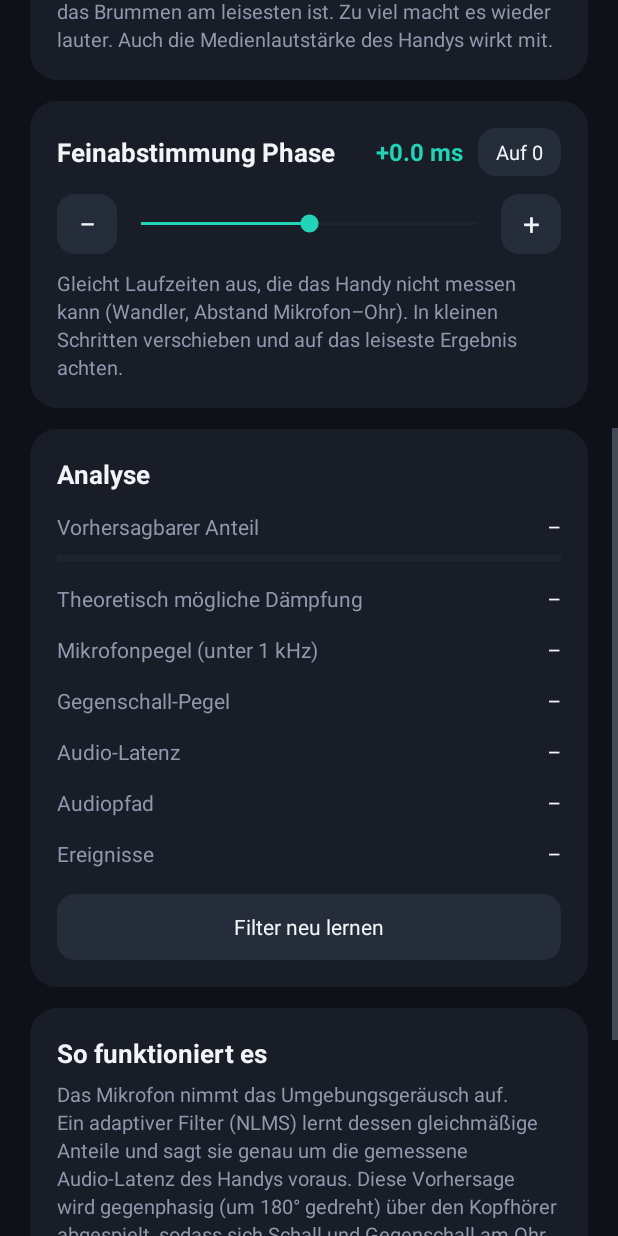
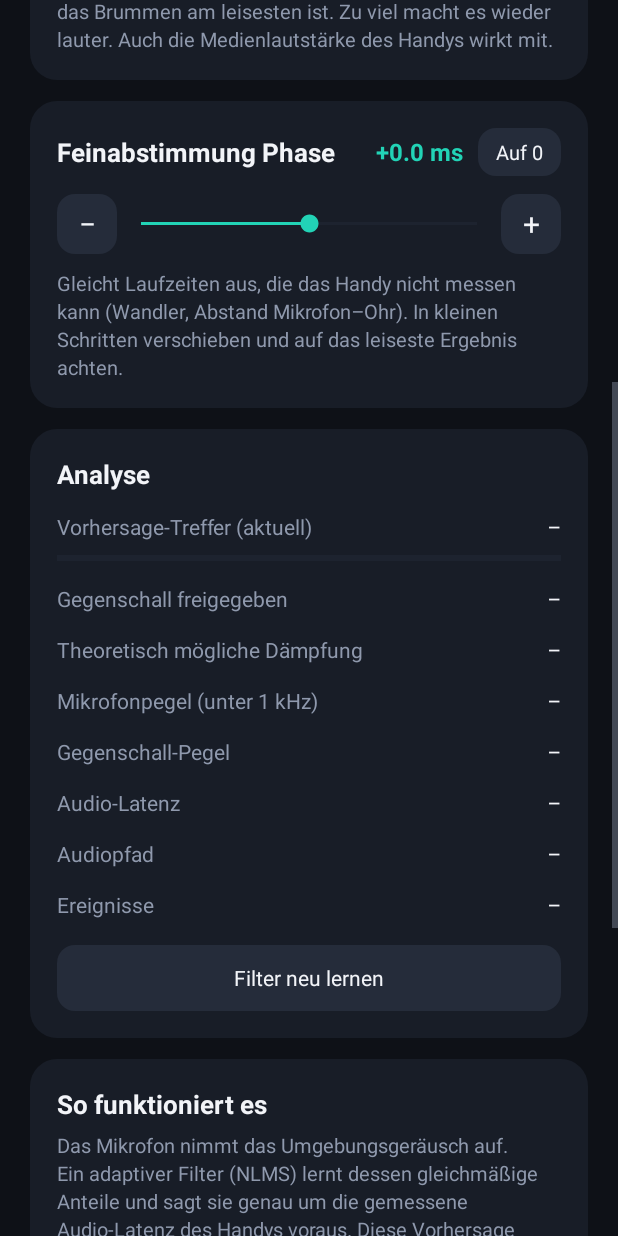
Before and after one commit to VanilleBro/NoiseCancel, an Android app: the screen it shows after launch (MainActivity), scrolled down 576 dp, on a phone screen of 412 x 824 dp. Run offline under Robolectric (Android 15) with nearby library versions, the phone set to English and light mode, and no system bars; 3 statements that could not run were skipped.

Commit message:
Gegenschall pausiert bei wechselnden Geräuschen statt sie zu verstärken
Kurzzeit-Vorhersagegüte, Stationaritätsprüfung und Pegelbegrenzung
verhindern, dass z. B. ein vorbeifahrendes Auto lauter wird.
Simulation um realistischen Abstand Mikrofon-Ohr erweitert.

Co-Authored-By: Claude Opus 5.5 <noreply@anthropic.com>
Claude-Session: https://claude.ai/code/session_01Pv1wZav3HMcygRMuTYtmvG

```diff
--- a/app/src/main/java/com/vanillebro/noisecancel/MainActivity.java
+++ b/app/src/main/java/com/vanillebro/noisecancel/MainActivity.java
@@ -23,7 +23,7 @@ public class MainActivity extends Activity {
     private static final int REQ_PERMS = 42;
 
     private TextView btnToggle, tvState, tvRoute, tvGainValue, tvOffsetValue;
-    private TextView tvInput, tvPred, tvRed, tvLatency, tvPath, tvOut, tvEvents;
+    private TextView tvInput, tvPred, tvRed, tvLatency, tvPath, tvOut, tvEvents, tvGate;
     private SeekBar sbGain, sbOffset;
     private ProgressBar pbPred;
     private AudioManager audioManager;
@@ -59,6 +59,7 @@ public class MainActivity extends Activity {
         tvPath = findViewById(R.id.tvPath);
         tvOut = findViewById(R.id.tvOut);
         tvEvents = findViewById(R.id.tvEvents);
+        tvGate = findViewById(R.id.tvGate);
         sbGain = findViewById(R.id.sbGain);
         sbOffset = findViewById(R.id.sbOffset);
         pbPred = findViewById(R.id.pbPred);
@@ -191,7 +192,9 @@ public class MainActivity extends Activity {
             tvState.setText(R.string.state_restarting);
         } else if (stats[NativeEngine.S_INPUT_DB] < -85f) {
             tvState.setText(R.string.state_quiet);
-        } else if (stats[NativeEngine.S_PREDICTABLE] < 0.25f) {
+        } else if (stats[NativeEngine.S_CONF_GATE] < 0.1f && stats[NativeEngine.S_PREDICTABLE] >= 0.6f) {
+            tvState.setText(R.string.state_changing);
+        } else if (stats[NativeEngine.S_CONF_GATE] < 0.1f) {
             tvState.setText(R.string.state_unpredictable);
         } else {
             tvState.setText(R.string.state_active);
@@ -208,6 +211,7 @@ public class MainActivity extends Activity {
             tvPath.setText(R.string.dash);
             tvOut.setText(R.string.dash);
             tvEvents.setText(R.string.dash);
+            tvGate.setText(R.string.dash);
             return;
         }
 
@@ -216,6 +220,7 @@ public class MainActivity extends Activity {
         int pct = Math.round(stats[NativeEngine.S_PREDICTABLE] * 100f);
         pbPred.setProgress(pct);
         tvPred.setText(getString(R.string.percent_value, pct));
+        tvGate.setText(getString(R.string.percent_value, Math.round(stats[NativeEngine.S_CONF_GATE] * 100f)));
         tvRed.setText(getString(R.string.reduction_value, stats[NativeEngine.S_REDUCTION_DB]));
         tvLatency.setText(getString(stats[NativeEngine.S_LATENCY_MEASURED] > 0.5f
                         ? R.string.latency_measured : R.string.latency_estimated,
--- a/app/src/main/java/com/vanillebro/noisecancel/NativeEngine.java
+++ b/app/src/main/java/com/vanillebro/noisecancel/NativeEngine.java
@@ -21,7 +21,7 @@ public final class NativeEngine {
     public static final int S_HORIZON_MS = 11;
     public static final int S_GAIN_APPLIED = 12;
     public static final int S_RESTARTING = 13;
-    public static final int S_OUT_BUFFER = 14;
+    public static final int S_CONF_GATE = 14;
     public static final int S_LOW_LATENCY = 15;
     public static final int STATS_SIZE = 16;
 
--- a/app/src/main/res/layout/activity_main.xml
+++ b/app/src/main/res/layout/activity_main.xml
@@ -201,6 +201,11 @@
                 android:progressTint="@color/accent" />
 
             <LinearLayout style="@style/Row">
+                <TextView style="@style/RowLabel" android:text="@string/row_gate" />
+                <TextView android:id="@+id/tvGate" style="@style/RowValue" android:text="@string/dash" />
+            </LinearLayout>
+
+            <LinearLayout style="@style/Row">
                 <TextView style="@style/RowLabel" android:text="@string/row_red" />
                 <TextView android:id="@+id/tvRed" style="@style/RowValue" android:text="@string/dash" />
             </LinearLayout>
--- a/app/src/main/res/values/strings.xml
+++ b/app/src/main/res/values/strings.xml
@@ -10,10 +10,11 @@
     <string name="state_error">Fehler: %1$s</string>
     <string name="state_restarting">Audiogerät gewechselt – starte neu …</string>
     <string name="state_quiet">Aktiv – es ist gerade sehr leise.</string>
-    <string name="state_unpredictable">Aktiv – Geräusch ist kaum vorhersagbar (Stimmen, Rauschen). Hier ist kaum Dämpfung möglich.</string>
+    <string name="state_unpredictable">Pausiert – Geräusch ist nicht vorhersagbar (Stimmen, Rauschen, Verkehr). Hier ist keine Dämpfung möglich.</string>
+    <string name="state_changing">Pausiert – das Geräusch ändert sich gerade (z. B. vorbeifahrendes Auto). Gegenschall würde es hier lauter machen.</string>
     <string name="state_active">Aktiv – gleichmäßiges Geräusch erkannt, Gegenschall läuft.</string>
 
-    <string name="route_wired">Kabelkopfhörer erkannt – beste Bedingungen.</string>
+    <string name="route_wired">Kabelkopfhörer erkannt. Hat das Kabel ein Mikrofon, wird es benutzt – je näher das Mikrofon am Ohr, desto besser.</string>
     <string name="route_bt">Bluetooth-Kopfhörer: hohe Funk-Latenz. Wirkt nur bei sehr gleichmäßigen Tönen – Kabel ist deutlich besser.</string>
     <string name="route_speaker">Kein Kopfhörer: Über den Lautsprecher wirkt Gegenschall nur an einem Punkt im Raum und kann rückkoppeln. Bitte Kopfhörer anschließen.</string>
 
@@ -29,7 +30,8 @@
 
     <string name="analysis_title">Analyse</string>
     <string name="row_input">Mikrofonpegel (unter 1 kHz)</string>
-    <string name="row_pred">Vorhersagbarer Anteil</string>
+    <string name="row_pred">Vorhersage-Treffer (aktuell)</string>
+    <string name="row_gate">Gegenschall freigegeben</string>
     <string name="row_red">Theoretisch mögliche Dämpfung</string>
     <string name="row_latency">Audio-Latenz</string>
     <string name="row_path">Audiopfad</string>
@@ -49,7 +51,7 @@
     <string name="relearn_toast">Filter zurückgesetzt – lernt neu</string>
 
     <string name="how_title">So funktioniert es</string>
-    <string name="how_text">Das Mikrofon nimmt das Umgebungsgeräusch auf. Ein adaptiver Filter (NLMS) lernt dessen gleichmäßige Anteile und sagt sie genau um die gemessene Audio-Latenz des Handys voraus. Diese Vorhersage wird gegenphasig (um 180° gedreht) über den Kopfhörer abgespielt, sodass sich Schall und Gegenschall am Ohr gegenseitig auslöschen.\n\nGut wirkt das bei gleichmäßigen, tiefen Geräuschen unter etwa 900 Hz: Lüfter, Klimaanlage, Motoren, Kühlschrank, Netzbrummen, Fahrgeräusche. Stimmen, Klappern oder Rauschen sind nicht vorhersagbar – dafür gibt die App automatisch keinen Gegenschall aus.\n\nTipps: Kabelkopfhörer nutzen, Handy ruhig halten, Mikrofon nicht abdecken. Bei plötzlicher Rückkopplung schaltet sich der Gegenschall kurz stumm und lernt neu.</string>
+    <string name="how_text">Das Mikrofon nimmt das Umgebungsgeräusch auf. Ein adaptiver Filter (NLMS) lernt dessen gleichmäßige Anteile und sagt sie genau um die gemessene Audio-Latenz des Handys voraus. Diese Vorhersage wird gegenphasig (um 180° gedreht) über den Kopfhörer abgespielt, sodass sich Schall und Gegenschall am Ohr gegenseitig auslöschen.\n\nGut wirkt das bei gleichmäßigen, tiefen Geräuschen unter etwa 900 Hz: Lüfter, Klimaanlage, Motoren, Kühlschrank, Netzbrummen, Fahrgeräusche. Stimmen, Klappern oder Rauschen sind nicht vorhersagbar – dafür gibt die App automatisch keinen Gegenschall aus.\n\nWichtig: Das Mikrofon muss nah am Ohr sein. Steckt das Handy in der Hosentasche, kommt der Schall aus jeder Richtung anders am Ohr an als am Mikrofon – dann passt die Phase nicht und Gegenschall würde das Geräusch verstärken. Deshalb pausiert die App automatisch, sobald sich das Geräusch ändert oder die Vorhersage nicht trifft.\n\nTipps: Kabelkopfhörer (am besten mit Kabelmikrofon) nutzen, Handy ruhig und nah am Kopf halten, Mikrofon nicht abdecken. Bei plötzlicher Rückkopplung schaltet sich der Gegenschall kurz stumm und lernt neu.</string>
 
     <string name="need_mic">Ohne Mikrofon-Berechtigung kann die App nicht arbeiten.</string>
     <string name="err_foreground">Dienst konnte nicht starten: %1$s</string>
```
Also changed, not shown: 4 other files.
